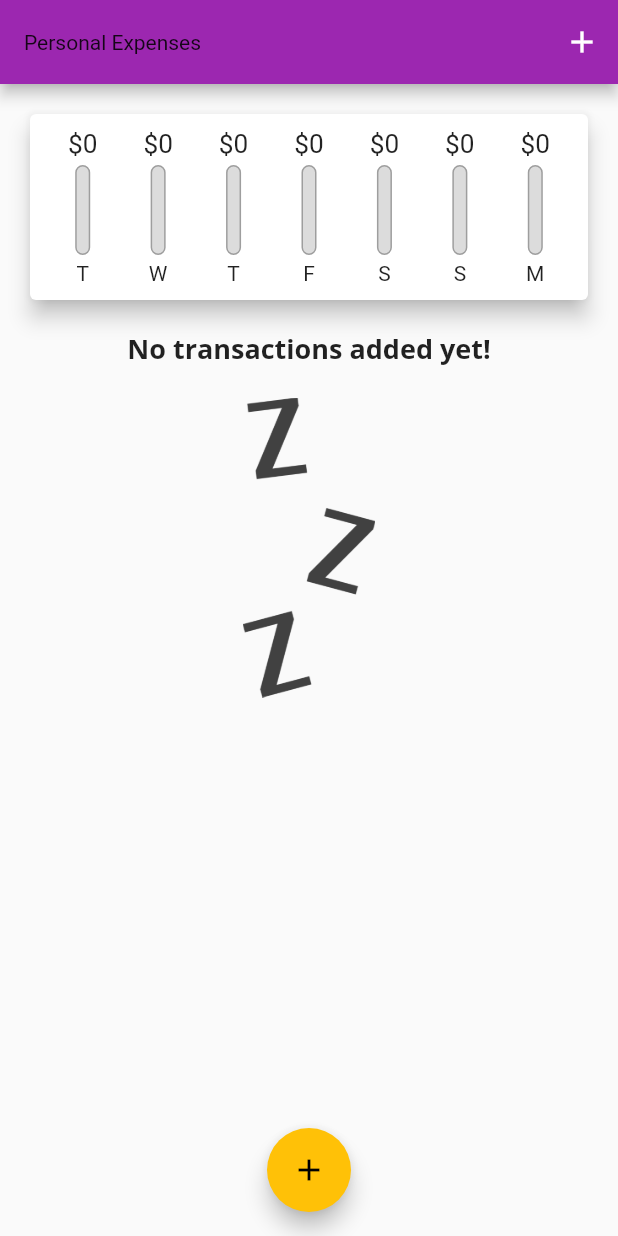
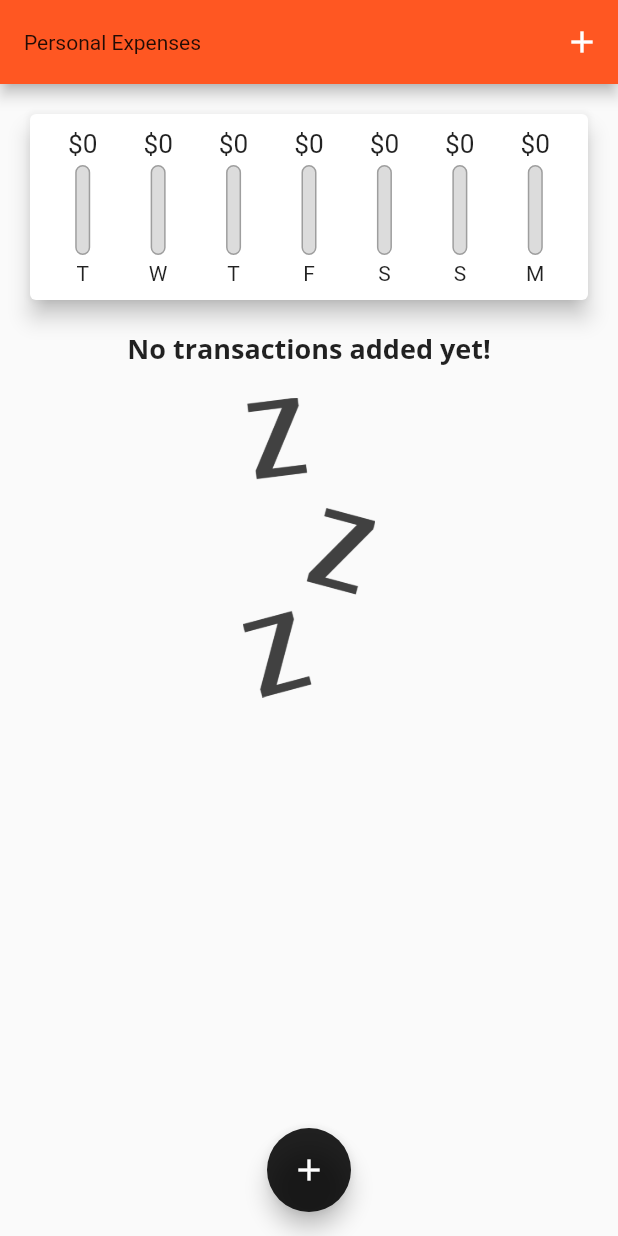
Before and after one commit to aliasar1/Expense-Calculator, a Flutter app: the screen it shows after launch, on a phone screen of 412 x 824 dp. Run offline on Flutter 3.47's test engine with Material 2 defaults, Android fonts, the phone set to English and light mode, and no system bars.

Commit message:
Color changes.

```diff
--- a/lib/main.dart
+++ b/lib/main.dart
@@ -14,8 +14,8 @@ class MyApp extends StatelessWidget {
       debugShowCheckedModeBanner: false,
       title: 'Personal Expenses',
       theme: ThemeData(
-          primarySwatch: Colors.purple,
-          accentColor: Colors.amber,
+          primarySwatch: Colors.deepOrange,
+          accentColor: Colors.deepOrangeAccent.shade100,
           // errorColor: Colors.red,
           fontFamily: 'Quicksand',
           textTheme: ThemeData.light().textTheme.copyWith(
@@ -132,7 +132,11 @@ class _MyHomePageState extends State<MyHomePage> {
       ),
       floatingActionButtonLocation: FloatingActionButtonLocation.centerFloat,
       floatingActionButton: FloatingActionButton(
-        child: const Icon(Icons.add),
+        backgroundColor: Colors.black87,
+        child: const Icon(
+          Icons.add,
+          color: Colors.white,
+        ),
         onPressed: () => _startAddNewTransaction(context),
       ),
     );
```
